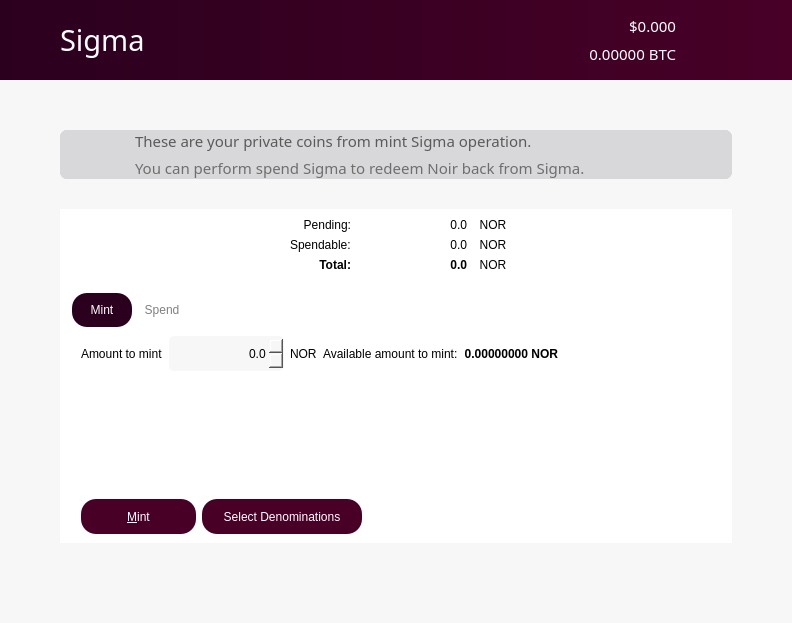
First picture: the form in src/qt/forms/sigmapage.ui, repository noirofficial/noir, before the edit.
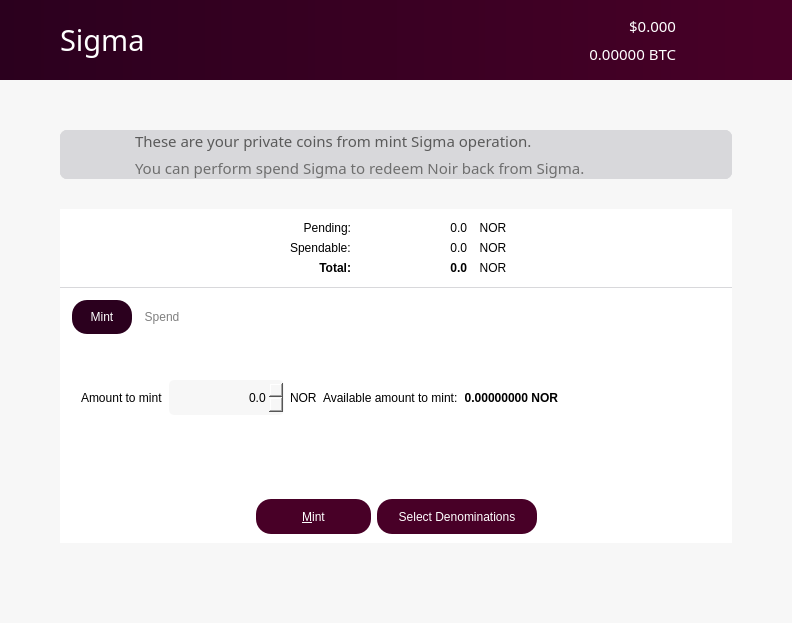
Second picture: the form after the edit. Icons and pictures are not drawn.

Diff of the .ui file:
```diff
--- a/src/qt/forms/sigmapage.ui
+++ b/src/qt/forms/sigmapage.ui
@@ -1037,6 +1037,12 @@
 </string>
                </property>
                <layout class="QHBoxLayout" name="horizontalLayout_14">
+                <property name="topMargin">
+                 <number>12</number>
+                </property>
+                <property name="bottomMargin">
+                 <number>12</number>
+                </property>
                 <item>
                  <spacer name="horizontalSpacer">
                   <property name="orientation">
@@ -1230,7 +1236,38 @@
               </widget>
              </item>
              <item>
-              <layout class="QHBoxLayout" name="horizontalLayout_5"/>
+              <layout class="QHBoxLayout" name="horizontalLayout_5">
+               <item>
+                <widget class="QWidget" name="verticalWidget" native="true">
+                 <property name="sizePolicy">
+                  <sizepolicy hsizetype="Preferred" vsizetype="Preferred">
+                   <horstretch>0</horstretch>
+                   <verstretch>0</verstretch>
+                  </sizepolicy>
+                 </property>
+                 <property name="minimumSize">
+                  <size>
+                   <width>0</width>
+                   <height>1</height>
+                  </size>
+                 </property>
+                 <property name="maximumSize">
+                  <size>
+                   <width>16777215</width>
+                   <height>1</height>
+                  </size>
+                 </property>
+                 <property name="styleSheet">
+                  <string notr="true">border: 1px solid rgb(216, 216, 219);</string>
+                 </property>
+                 <layout class="QVBoxLayout" name="verticalLayout_8">
+                  <property name="bottomMargin">
+                   <number>6</number>
+                  </property>
+                 </layout>
+                </widget>
+               </item>
+              </layout>
              </item>
              <item>
               <widget class="QFrame" name="frame_3">
@@ -1267,7 +1304,7 @@
                   <property name="styleSheet">
                    <string notr="true">QTabWidget::pane
 {
-    background-color: transparent;
+    background-color: white;
 }
 
 QTabWidget::tab-bar
@@ -1407,6 +1444,19 @@
                       </item>
                       <item row="2" column="0">
                        <layout class="QHBoxLayout" name="horizontalLayout_9">
+                        <item>
+                         <spacer name="horizontalSpacer_8">
+                          <property name="orientation">
+                           <enum>Qt::Horizontal</enum>
+                          </property>
+                          <property name="sizeHint" stdset="0">
+                           <size>
+                            <width>40</width>
+                            <height>20</height>
+                           </size>
+                          </property>
+                         </spacer>
+                        </item>
                         <item>
                          <widget class="QPushButton" name="mintButton">
                           <property name="enabled">
@@ -1438,7 +1488,7 @@
                         <item>
                          <widget class="QPushButton" name="selectDenomsButton">
                           <property name="enabled">
-                           <bool>false</bool>
+                           <bool>true</bool>
                           </property>
                           <property name="minimumSize">
                            <size>
@@ -1483,6 +1533,9 @@
                         <property name="orientation">
                          <enum>Qt::Vertical</enum>
                         </property>
+                        <property name="sizeType">
+                         <enum>QSizePolicy::Minimum</enum>
+                        </property>
                         <property name="sizeHint" stdset="0">
                          <size>
                           <width>20</width>
```
Left out of the diff: 78 changed lines with no effect on the pictures.
